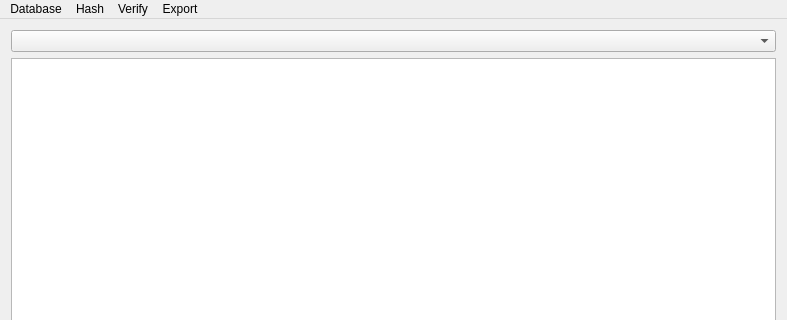
Before: the Qt Designer form FileVerifier/mainwindow.ui in pbuttgereit/FileVerifier, drawn with Qt 5; both pictures show x 0 to 787 and y 0 to 320 of the 787 by 531 pixel window.
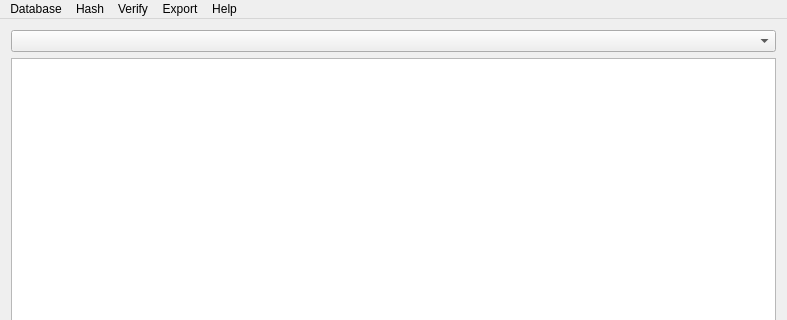
After: the same form once the commit is applied.

The edit to the form file:
```diff
--- a/FileVerifier/mainwindow.ui
+++ b/FileVerifier/mainwindow.ui
@@ -47,7 +47,7 @@
      <x>0</x>
      <y>0</y>
      <width>787</width>
-     <height>21</height>
+     <height>22</height>
     </rect>
    </property>
    <widget class="QMenu" name="menuDb">
@@ -79,10 +79,18 @@
     <addaction name="actionHashFile"/>
     <addaction name="actionHashDirectory"/>
    </widget>
+   <widget class="QMenu" name="menuHelp">
+    <property name="title">
+     <string>Help</string>
+    </property>
+    <addaction name="actionAbout"/>
+    <addaction name="actionAbout_Qt"/>
+   </widget>
    <addaction name="menuDb"/>
    <addaction name="menuHash"/>
    <addaction name="menuVerify"/>
    <addaction name="menuExport"/>
+   <addaction name="menuHelp"/>
   </widget>
   <action name="actionHashFile">
    <property name="text">
```
Left out of the diff: 10 changed lines with no effect on the pictures.
